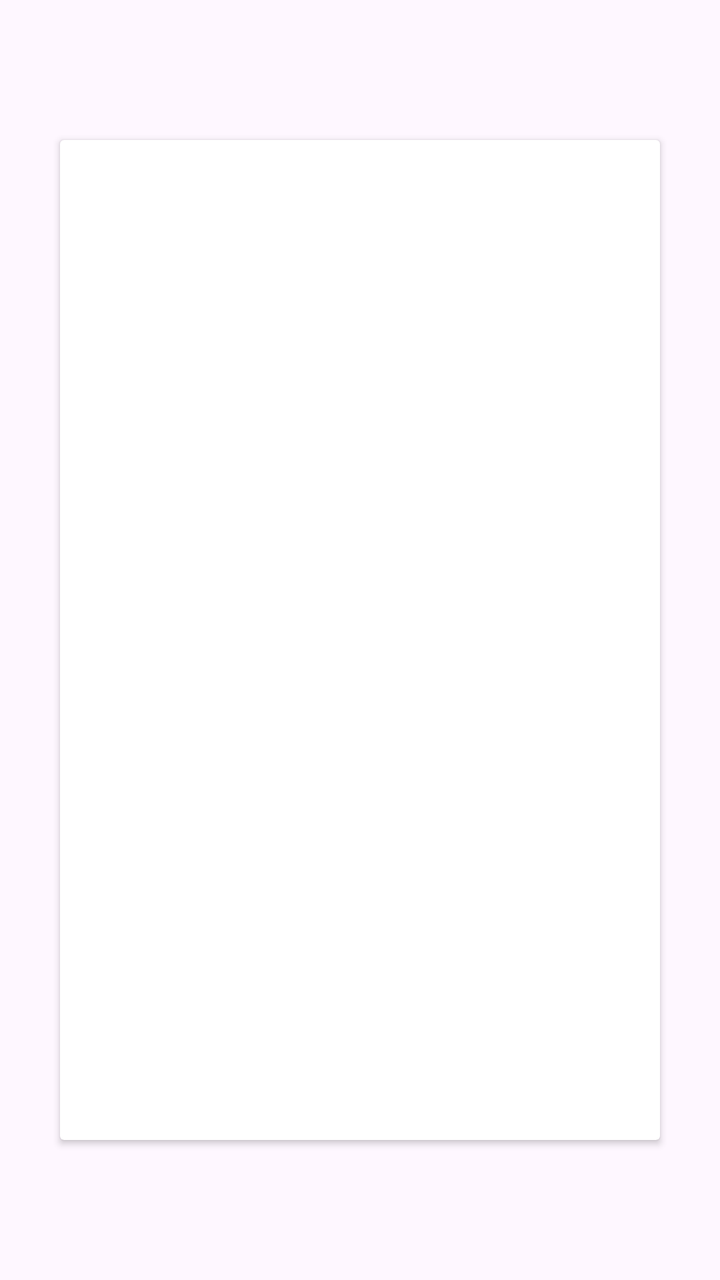
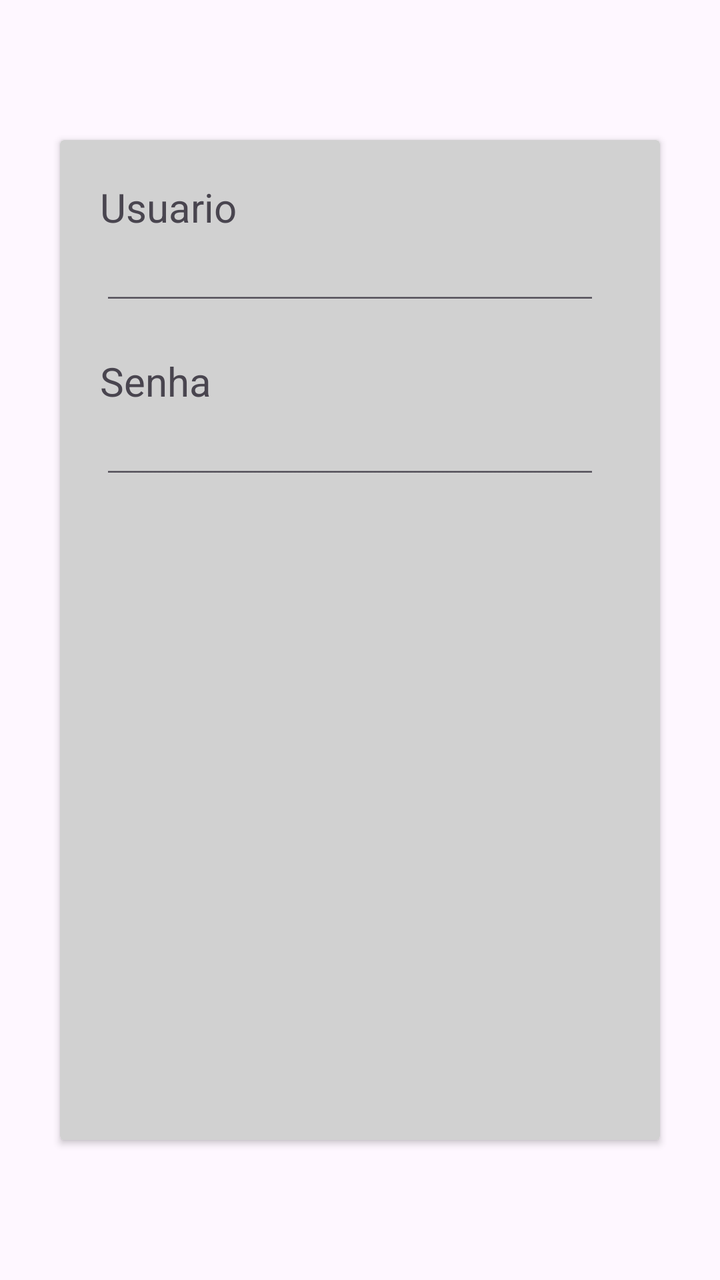

An Android layout rendered at two revisions. The XML below is the earlier revision; the diff shows what the commit changed to produce the second picture.
<!-- AndroidManifest.xml: application theme Theme.MyApp -->
<!-- res/layout/activity_main.xml -->
<?xml version="1.0" encoding="utf-8"?>
<RelativeLayout xmlns:android="http://schemas.android.com/apk/res/android"
    xmlns:app="http://schemas.android.com/apk/res-auto"
    xmlns:tools="http://schemas.android.com/tools"
    android:id="@+id/main"
    android:layout_width="match_parent"
    android:layout_height="match_parent"
    tools:context=".MainActivity">

    <androidx.cardview.widget.CardView
        android:id="@+id/Pai"
        android:layout_centerInParent="true"
        android:layout_width="300dp"
        android:layout_height="500dp"
        android:background="#000"/>

</RelativeLayout>
<!-- resources referenced by this layout -->
<resources>
  <style name="Theme.MyApp" parent="Base.Theme.MyApp" />
  <style name="Base.Theme.MyApp" parent="Theme.Material3.DayNight.NoActionBar">
          
          
      </style>
</resources>

<!-- the commit's change to res/layout/activity_main.xml (unified diff, before → after) -->
@@ -12,6 +12,50 @@
         android:layout_centerInParent="true"
         android:layout_width="300dp"
         android:layout_height="500dp"
-        android:background="#000"/>
+        app:cardBackgroundColor="#d1d1d1">
+
+        <RelativeLayout
+            android:layout_width="wrap_content"
+            android:layout_height="wrap_content">
+
+
+        <TextView
+            android:id="@+id/text1"
+            android:layout_margin="20dp"
+            android:layout_width="wrap_content"
+            android:layout_height="wrap_content"
+            android:text="Usuario"
+            android:textSize="20dp"/>
+
+        <com.google.android.material.textfield.TextInputEditText
+            android:id="@+id/input1"
+            android:layout_below="@id/text1"
+            android:layout_width="250dp"
+            android:layout_height="20dp"
+            android:layout_marginLeft="20dp"/>
+
+
+         <TextView
+                android:id="@+id/text2"
+             android:layout_below="@id/input1"
+                android:layout_margin="20dp"
+                android:layout_width="wrap_content"
+                android:layout_height="wrap_content"
+                android:text="Senha"
+                android:textSize="20dp"/>
+
+        <com.google.android.material.textfield.TextInputEditText
+                android:id="@+id/input2"
+                android:layout_below="@id/text2"
+                android:layout_width="250dp"
+                android:layout_height="20dp"
+                android:layout_marginLeft="20dp"/>
+
+
+
+
+
+        </RelativeLayout>
+    </androidx.cardview.widget.CardView>
 
 </RelativeLayout>
